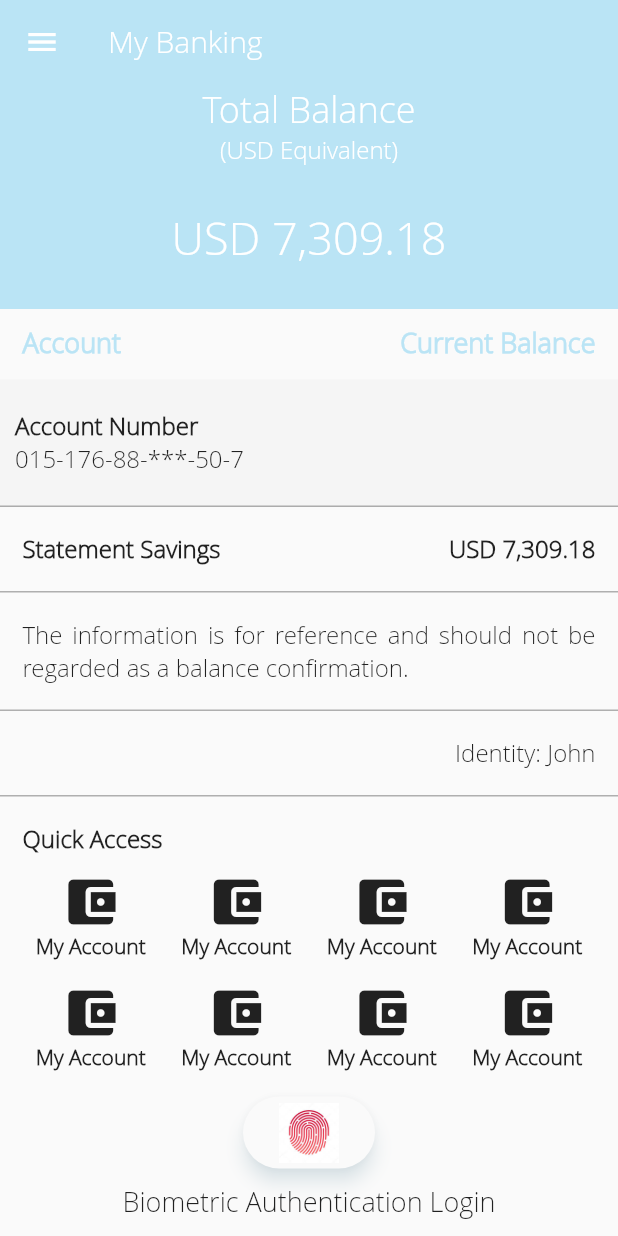
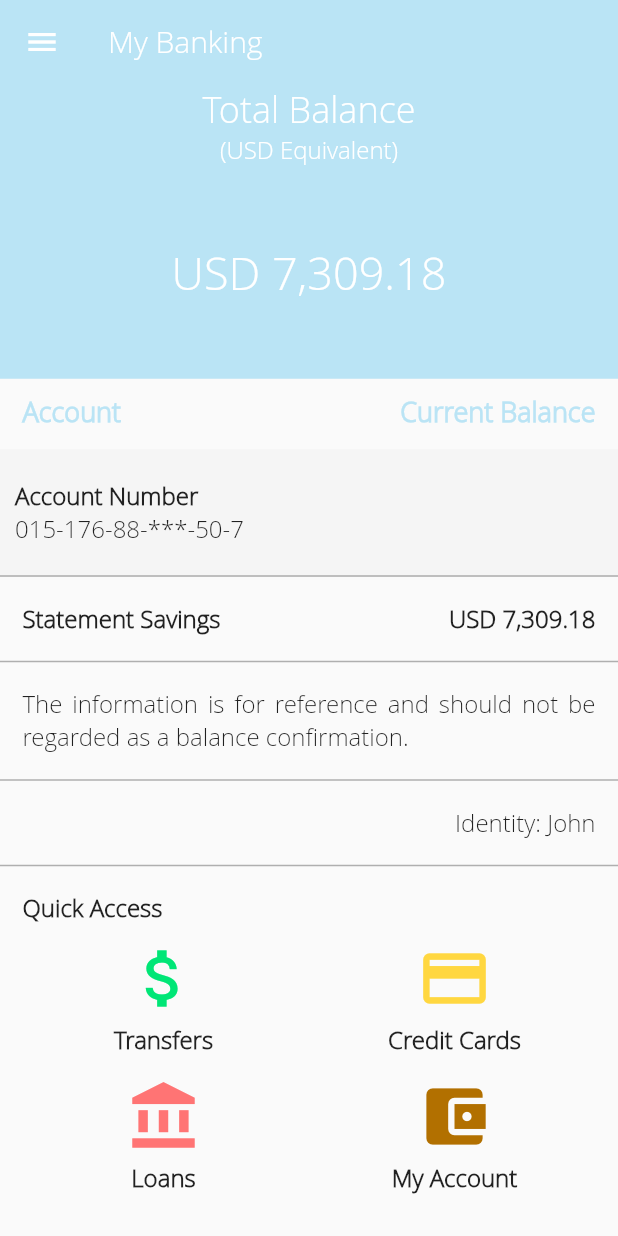
Before and after one commit to Anirudhsfc/GoDashAppTemplate, a Flutter app: the AccountDetails screen opened directly, on a phone screen of 412 x 824 dp. Run offline on Flutter 3.47's test engine with Material 2 defaults, Android fonts, the phone set to English and light mode, and no system bars.

Commit message:
Complete UI for Wallet

```diff
--- a/lib/pages/AccountDetails.dart
+++ b/lib/pages/AccountDetails.dart
@@ -1,5 +1,6 @@
 import 'package:flutter/material.dart';
 import 'package:flutter/cupertino.dart';
+import './LoginPage.dart';
 
 class AccountDetails extends StatelessWidget {
   @override
@@ -259,19 +260,128 @@ class AccountDetails extends StatelessWidget {
                           Expanded(
                             child: Column(
                               children: <Widget>[
-                                Container(
+                                GestureDetector(
+                                  onTap: () {
+                                    Navigator.push(
+                                          context,
+                                          MaterialPageRoute(
+                                            builder: (context) => LoginPage(),
+                                          ),
+                                        );
+                                  },
                                   child: Icon(
-                                    Icons.account_balance_wallet,
-                                    size: 40.0,
+                                    Icons.attach_money,
+                                    size: 50.0,
+                                    color: Color.fromRGBO(0, 230, 118, 1.0),
                                   )
                                 ),
                                 Container(
+                                  padding: EdgeInsets.only(top: 5.0),
                                   alignment: Alignment.center,
                                   child: Align(
                                     alignment: Alignment.center,
                                     child: Text(
-                                      "My Account",
-                                      style: TextStyle(fontFamily: 'opensans', fontSize: 14.0, fontWeight: FontWeight.bold),
+                                      "Transfers",
+                                      style: TextStyle(fontFamily: 'opensans', fontSize: 16.0, fontWeight: FontWeight.bold),
+                                    ),
+                                  ),
+                                )
+                              ]
+                            )
+                          ),
+                          Expanded(
+                            child: Column(
+                              children: <Widget>[
+                                Container(
+                                  child: Icon(
+                                    Icons.credit_card,
+                                    size: 50.0,
+                                    color: Color.fromRGBO(255, 215, 64, 1.0),
+                                  )
+                                ),
+                                Container(
+                                  padding: EdgeInsets.only(top: 5.0),
+                                  alignment: Alignment.center,
+                                  child: Align(
+                                    alignment: Alignment.center,
+                                    child: Text(
+                                      "Credit Cards",
+                                      style: TextStyle(fontFamily: 'opensans', fontSize: 16.0, fontWeight: FontWeight.bold),
+                                    ),
+                                  ),
+                                )
+                              ]
+                            )
+                          ),
+                          // Expanded(
+                          //   child: Column(
+                          //     children: <Widget>[
+                          //       Container(
+                          //         child: Icon(
+                          //           Icons.account_balance_wallet,
+                          //           size: 40.0,
+                          //         )
+                          //       ),
+                          //       Container(
+                          //         alignment: Alignment.center,
+                          //         child: Align(
+                          //           alignment: Alignment.center,
+                          //           child: Text(
+                          //             "My Account",
+                          //             style: TextStyle(fontFamily: 'opensans', fontSize: 14.0, fontWeight: FontWeight.bold),
+                          //           ),
+                          //         ),
+                          //       )
+                          //     ]
+                          //   )
+                          // ),
+                          // Expanded(
+                          //   child: Column(
+                          //     children: <Widget>[
+                          //       Container(
+                          //         child: Icon(
+                          //           Icons.account_balance_wallet,
+                          //           size: 40.0,
+                          //         )
+                          //       ),
+                          //       Container(
+                          //         alignment: Alignment.center,
+                          //         child: Align(
+                          //           alignment: Alignment.center,
+                          //           child: Text(
+                          //             "My Account",
+                          //             style: TextStyle(fontFamily: 'opensans', fontSize: 14.0, fontWeight: FontWeight.bold),
+                          //           ),
+                          //         ),
+                          //       )
+                          //     ]
+                          //   )
+                          // ),
+                        ]
+                      ),
+                    ),
+                    Container(
+                      padding: EdgeInsets.only(top: 15.0, bottom: 7.0),
+                      child: Row(
+                        children: <Widget>[
+                          Expanded(
+                            child: Column(
+                              children: <Widget>[
+                                Container(
+                                  child: Icon(
+                                    Icons.account_balance,
+                                    size: 50.0,
+                                    color: Color.fromRGBO(255, 116, 116, 1.0),
+                                  )
+                                ),
+                                Container(
+                                  padding: EdgeInsets.only(top: 5.0),
+                                  alignment: Alignment.center,
+                                  child: Align(
+                                    alignment: Alignment.center,
+                                    child: Text(
+                                      "Loans",
+                                      style: TextStyle(fontFamily: 'opensans', fontSize: 16.0, fontWeight: FontWeight.bold),
                                     ),
                                   ),
                                 )
@@ -284,220 +394,73 @@ class AccountDetails extends StatelessWidget {
                                 Container(
                                   child: Icon(
                                     Icons.account_balance_wallet,
-                                    size: 40.0,
+                                    size: 50.0,
+                                    color: Color.fromRGBO(178, 112, 0, 1.0),
                                   )
                                 ),
                                 Container(
+                                  padding: EdgeInsets.only(top: 5.0),
                                   alignment: Alignment.center,
                                   child: Align(
                                     alignment: Alignment.center,
                                     child: Text(
                                       "My Account",
-                                      style: TextStyle(fontFamily: 'opensans', fontSize: 14.0, fontWeight: FontWeight.bold),
+                                      style: TextStyle(fontFamily: 'opensans', fontSize: 16.0, fontWeight: FontWeight.bold),
                                     ),
                                   ),
                                 )
                               ]
                             )
                           ),
-                          Expanded(
-                            child: Column(
-                              children: <Widget>[
-                                Container(
-                                  child: Icon(
-                                    Icons.account_balance_wallet,
-                                    size: 40.0,
-                                  )
-                                ),
-                                Container(
-                                  alignment: Alignment.center,
-                                  child: Align(
-                                    alignment: Alignment.center,
-                                    child: Text(
-                                      "My Account",
-                                      style: TextStyle(fontFamily: 'opensans', fontSize: 14.0, fontWeight: FontWeight.bold),
-                                    ),
-                                  ),
-                                )
-                              ]
-                            )
-                          ),
-                          Expanded(
-                            child: Column(
-                              children: <Widget>[
-                                Container(
-                                  child: Icon(
-                                    Icons.account_balance_wallet,
-                                    size: 40.0,
-                                  )
-                                ),
-                                Container(
-                                  alignment: Alignment.center,
-                                  child: Align(
-                                    alignment: Alignment.center,
-                                    child: Text(
-                                      "My Account",
-                                      style: TextStyle(fontFamily: 'opensans', fontSize: 14.0, fontWeight: FontWeight.bold),
-                                    ),
-                                  ),
-                                )
-                              ]
-                            )
-                          ),
-                        ]
-                      ),
-                    ),
-                    Container(
-                      padding: EdgeInsets.only(top: 15.0, bottom: 7.0),
-                      child: Row(
-                        children: <Widget>[
-                          Expanded(
-                            child: Column(
-                              children: <Widget>[
-                                Container(
-                                  child: Icon(
-                                    Icons.account_balance_wallet,
-                                    size: 40.0,
-                                  )
-                                ),
-                                Container(
-                                  alignment: Alignment.center,
-                                  child: Align(
-                                    alignment: Alignment.center,
-                                    child: Text(
-                                      "My Account",
-                                      style: TextStyle(fontFamily: 'opensans', fontSize: 14.0, fontWeight: FontWeight.bold),
-                                    ),
-                                  ),
-                                )
-                              ]
-                            )
-                          ),
-                          Expanded(
-                            child: Column(
-                              children: <Widget>[
-                                Container(
-                                  child: Icon(
-                                    Icons.account_balance_wallet,
-                                    size: 40.0,
-                                  )
-                                ),
-                                Container(
-                                  alignment: Alignment.center,
-                                  child: Align(
-                                    alignment: Alignment.center,
-                                    child: Text(
-                                      "My Account",
-                                      style: TextStyle(fontFamily: 'opensans', fontSize: 14.0, fontWeight: FontWeight.bold),
-                                    ),
-                                  ),
-                                )
-                              ]
-                            )
-                          ),
-                          Expanded(
-                            child: Column(
-                              children: <Widget>[
-                                Container(
-                                  child: Icon(
-                                    Icons.account_balance_wallet,
-                                    size: 40.0,
-                                  )
-                                ),
-                                Container(
-                                  alignment: Alignment.center,
-                                  child: Align(
-                                    alignment: Alignment.center,
-                                    child: Text(
-                                      "My Account",
-                                      style: TextStyle(fontFamily: 'opensans', fontSize: 14.0, fontWeight: FontWeight.bold),
-                                    ),
-                                  ),
-                                )
-                              ]
-                            )
-                          ),
-                          Expanded(
-                            child: Column(
-                              children: <Widget>[
-                                Container(
-                                  child: Icon(
-                                    Icons.account_balance_wallet,
-                                    size: 40.0,
-                                  )
-                                ),
-                                Container(
-                                  alignment: Alignment.center,
-                                  child: Align(
-                                    alignment: Alignment.center,
-                                    child: Text(
-                                      "My Account",
-                                      style: TextStyle(fontFamily: 'opensans', fontSize: 14.0, fontWeight: FontWeight.bold),
-                                    ),
-                                  ),
-                                )
-                              ]
-                            )
-                          ),
+                          // Expanded(
+                          //   child: Column(
+                          //     children: <Widget>[
+                          //       Container(
+                          //         child: Icon(
+                          //           Icons.account_balance_wallet,
+                          //           size: 40.0,
+                          //         )
+                          //       ),
+                          //       Container(
+                          //         alignment: Alignment.center,
+                          //         child: Align(
+                          //           alignment: Alignment.center,
+                          //           child: Text(
+                          //             "My Account",
+                          //             style: TextStyle(fontFamily: 'opensans', fontSize: 14.0, fontWeight: FontWeight.bold),
+                          //           ),
+                          //         ),
+                          //       )
+                          //     ]
+                          //   )
+                          // ),
+                          // Expanded(
+                          //   child: Column(
+                          //     children: <Widget>[
+                          //       Container(
+                          //         child: Icon(
+                          //           Icons.account_balance_wallet,
+                          //           size: 40.0,
+                          //         )
+                          //       ),
+                          //       Container(
+                          //         alignment: Alignment.center,
+                          //         child: Align(
+                          //           alignment: Alignment.center,
+                          //           child: Text(
+                          //             "My Account",
+                          //             style: TextStyle(fontFamily: 'opensans', fontSize: 14.0, fontWeight: FontWeight.bold),
+                          //           ),
+                          //         ),
+                          //       )
+                          //     ]
+                          //   )
+                          // ),
                         ]
                       ),
                     ),
                   ]
                 )
-              ),
-            ),
-            Container(
-              child: Padding(
-                padding: EdgeInsets.all(0.0),
-                child: Material(
-                  borderRadius: BorderRadius.circular(30.0),
-                  shadowColor: Color.fromRGBO(186, 228, 245, 0.5),
-                  elevation: 5.0,
-                  child: MaterialButton(
-                    onPressed: () {
-                      showDialog(
-                          context: context,
-                          child: CupertinoAlertDialog(
-                            title: Column(
-                              children: <Widget>[
-                                Image.asset(
-                                  'assets/images/BiometricAuthLogo.png',
-                                  height: 40.0,
-                                ),
-                                Text("Touch ID for"),
-                                Text("SCB Login"),
-                                Text("Authenticate with Touch ID"),
-                              ],
-                            ),
-                            actions: <Widget>[
-                              FlatButton(
-                                onPressed: () {
-                                  Navigator.of(context).pop();
-                                },
-                                child: Text(
-                                  "Cancel",
-                                  style: TextStyle(
-                                      color: Color.fromRGBO(20, 126, 251, 1.0)),
-                                ),
-                              )
-                            ],
-                          ));
-                    },
-                    child: Image.asset(
-                      'assets/images/BiometricAuthLogo.png',
-                      height: 40.0,
-                    ),
-                  ),
-                ),
-              ),
-            ),
-            Container(
-              margin: EdgeInsets.all(10.0),
-              child: SizedBox(
-                child: Text(
-                  "Biometric Authentication Login",
-                  style: TextStyle(fontFamily: 'opensans', fontSize: 18.0),
-                ),
               ),
             ),
           ],
```
